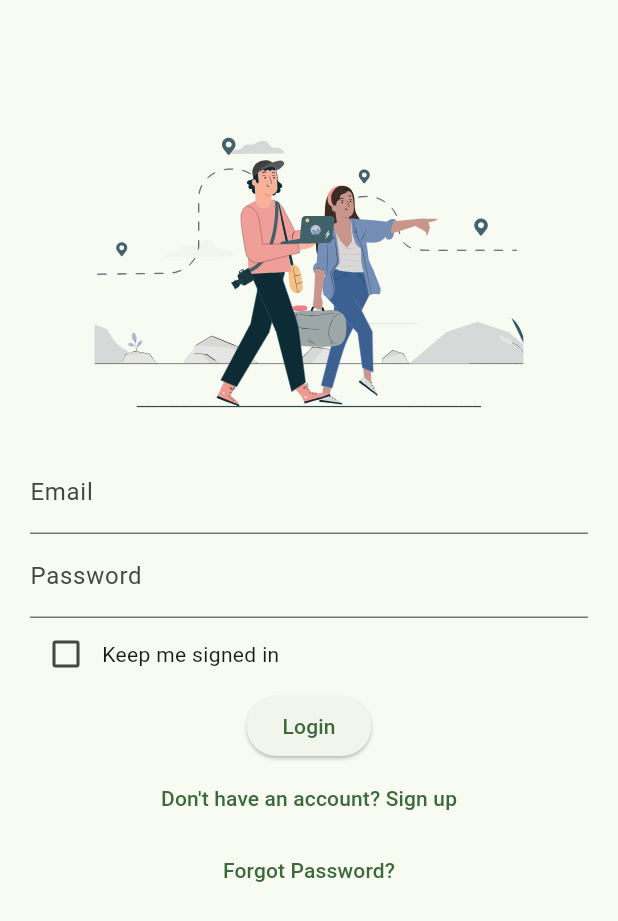
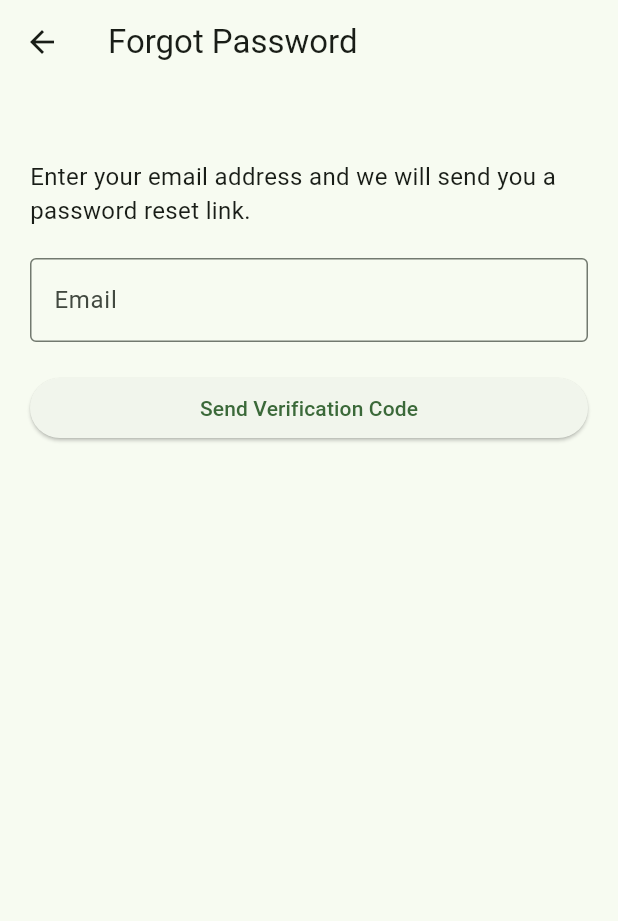
Before and after one commit to Komiyaki/SetaWalk, a Flutter app: the screen it shows after launch, after a tap on "Forgot Password?", on a phone screen of 412 x 824 dp. Shown: the top 921 px of the screen. Run offline on Flutter 3.47's test engine with Material 3 defaults, Android fonts, the phone set to English and light mode, and no system bars; our stand-ins replace geolocator, google_maps_flutter, lottie, supabase_flutter; accounts and stored records are empty.

Commit message:
Added login scrollability and started working on the forget password feature (not yet fully working

```diff
--- a/lib/app.dart
+++ b/lib/app.dart
@@ -1,12 +1,48 @@
+import 'dart:async';
 import 'package:flutter/material.dart';
+import 'package:supabase_flutter/supabase_flutter.dart';
 import 'package:setawalk/features/home/auth/auth_gate.dart';
+import 'package:setawalk/features/home/auth/set_new_password_page.dart';
 
-class SetaWalkApp extends StatelessWidget {
+class SetaWalkApp extends StatefulWidget {
   const SetaWalkApp({super.key});
+
+  @override
+  State<SetaWalkApp> createState() => _SetaWalkAppState();
+}
+
+class _SetaWalkAppState extends State<SetaWalkApp> {
+  final GlobalKey<NavigatorState> navigatorKey = GlobalKey<NavigatorState>();
+  late final StreamSubscription<AuthState> _authSubscription;
+
+  @override
+  void initState() {
+    super.initState();
+
+    _authSubscription =
+        Supabase.instance.client.auth.onAuthStateChange.listen((data) {
+      final event = data.event;
+
+      if (event == AuthChangeEvent.passwordRecovery) {
+        navigatorKey.currentState?.push(
+          MaterialPageRoute(
+            builder: (_) => const SetNewPasswordPage(),
+          ),
+        );
+      }
+    });
+  }
+
+  @override
+  void dispose() {
+    _authSubscription.cancel();
+    super.dispose();
+  }
 
   @override
   Widget build(BuildContext context) {
     return MaterialApp(
+      navigatorKey: navigatorKey,
       debugShowCheckedModeBanner: false,
       title: 'SetaWalk',
       theme: ThemeData(
--- /dev/null
+++ b/lib/features/home/auth/forgot_password_page.dart
@@ -0,0 +1,104 @@
+import 'package:flutter/material.dart';
+import 'package:supabase_flutter/supabase_flutter.dart';
+
+class ForgotPasswordPage extends StatefulWidget {
+  const ForgotPasswordPage({super.key});
+
+  @override
+  State<ForgotPasswordPage> createState() => _ForgotPasswordPageState();
+}
+
+class _ForgotPasswordPageState extends State<ForgotPasswordPage> {
+  final emailController = TextEditingController();
+  bool loading = false;
+
+  @override
+  void dispose() {
+    emailController.dispose();
+    super.dispose();
+  }
+
+  Future<void> sendRecoveryEmail() async {
+    final email = emailController.text.trim().toLowerCase();
+
+    if (email.isEmpty) {
+      ScaffoldMessenger.of(context).showSnackBar(
+        const SnackBar(content: Text('Please enter your email address.')),
+      );
+      return;
+    }
+
+    setState(() => loading = true);
+
+    try {
+      await Supabase.instance.client.auth.resetPasswordForEmail(
+        email,
+        redirectTo: 'setawalk://reset-password',
+      );
+
+      if (!mounted) return;
+      ScaffoldMessenger.of(context).showSnackBar(
+        const SnackBar(
+          content: Text('Password reset email sent. Please check your inbox.'),
+        ),
+      );
+
+      Navigator.pop(context);
+    } on AuthException catch (e) {
+      if (!mounted) return;
+      ScaffoldMessenger.of(
+        context,
+      ).showSnackBar(SnackBar(content: Text(e.message)));
+    } catch (e) {
+      if (!mounted) return;
+      ScaffoldMessenger.of(
+        context,
+      ).showSnackBar(SnackBar(content: Text('Something went wrong: $e')));
+    } finally {
+      if (mounted) setState(() => loading = false);
+    }
+  }
+
+  @override
+  Widget build(BuildContext context) {
+    return Scaffold(
+      appBar: AppBar(title: const Text('Forgot Password')),
+      body: SafeArea(
+        child: SingleChildScrollView(
+          keyboardDismissBehavior: ScrollViewKeyboardDismissBehavior.manual,
+          padding: EdgeInsets.only(
+            left: 20,
+            right: 20,
+            top: 20,
+            bottom: MediaQuery.of(context).viewInsets.bottom + 20,
+          ),
+          child: Column(
+            crossAxisAlignment: CrossAxisAlignment.stretch,
+            children: [
+              const SizedBox(height: 30),
+              const Text(
+                'Enter your email address and we will send you a password reset link.',
+                style: TextStyle(fontSize: 16),
+              ),
+              const SizedBox(height: 20),
+              TextField(
+                controller: emailController,
+                keyboardType: TextInputType.emailAddress,
+                autofillHints: const [AutofillHints.email],
+                decoration: const InputDecoration(
+                  labelText: 'Email',
+                  border: OutlineInputBorder(),
+                ),
+              ),
+              const SizedBox(height: 20),
+              ElevatedButton(
+                onPressed: loading ? null : sendRecoveryEmail,
+                child: Text(loading ? 'Sending...' : 'Send Verification Code'),
+              ),
+            ],
+          ),
+        ),
+      ),
+    );
+  }
+}
--- a/lib/features/home/auth/login_page.dart
+++ b/lib/features/home/auth/login_page.dart
@@ -1,6 +1,7 @@
 import 'package:flutter/material.dart';
 import 'package:lottie/lottie.dart';
 import 'package:supabase_flutter/supabase_flutter.dart';
+import 'forgot_password_page.dart';
 
 class LoginPage extends StatefulWidget {
   const LoginPage({super.key});
@@ -40,30 +41,32 @@ class _LoginPageState extends State<LoginPage> {
         );
       }
     } catch (e) {
-      ScaffoldMessenger.of(context)
-          .showSnackBar(SnackBar(content: Text(e.toString())));
+      ScaffoldMessenger.of(
+        context,
+      ).showSnackBar(SnackBar(content: Text(e.toString())));
     }
 
     setState(() => loading = false);
   }
 
-  Future<void> resetPassword() async {
-    await supabase.auth.resetPasswordForEmail(emailController.text);
-    ScaffoldMessenger.of(context).showSnackBar(
-      const SnackBar(content: Text("Password reset email sent")),
-    );
-  }
-
   @override
   Widget build(BuildContext context) {
     return Scaffold(
-      body: Padding(
-        padding: const EdgeInsets.all(20),
+      resizeToAvoidBottomInset: true,
+      body: SafeArea(
+        child: SingleChildScrollView(
+          keyboardDismissBehavior: ScrollViewKeyboardDismissBehavior.manual,
+          padding: EdgeInsets.only(
+            left: 20,
+            right: 20,
+            top: 20,
+            bottom: MediaQuery.of(context).viewInsets.bottom + 20,
+          ),
           child: Column(
+            crossAxisAlignment: CrossAxisAlignment.stretch,
             children: [
               const SizedBox(height: 60),
 
-            /// 🔥 LOTTIE
               Lottie.asset('assets/lottie/login.json', height: 200),
 
               const SizedBox(height: 20),
@@ -73,19 +76,26 @@ class _LoginPageState extends State<LoginPage> {
                 decoration: const InputDecoration(labelText: "Email"),
               ),
 
+              const SizedBox(height: 12),
+
               TextField(
                 controller: passwordController,
                 obscureText: true,
                 decoration: const InputDecoration(labelText: "Password"),
               ),
 
-            if (!isLogin)
+              if (!isLogin) ...[
+                const SizedBox(height: 12),
                 TextField(
                   controller: confirmController,
                   obscureText: true,
-                decoration:
-                    const InputDecoration(labelText: "Confirm Password"),
+                  decoration: const InputDecoration(
+                    labelText: "Confirm Password",
                   ),
+                ),
+              ],
+
+              const SizedBox(height: 12),
 
               Row(
                 children: [
@@ -95,9 +105,11 @@ class _LoginPageState extends State<LoginPage> {
                       setState(() => keepSignedIn = val ?? false);
                     },
                   ),
-                const Text("Keep me signed in")
+                  const Text("Keep me signed in"),
                 ],
               ),
+
+              const SizedBox(height: 12),
 
               ElevatedButton(
                 onPressed: loading ? null : handleAuth,
@@ -106,19 +118,29 @@ class _LoginPageState extends State<LoginPage> {
 
               TextButton(
                 onPressed: () => setState(() => isLogin = !isLogin),
-              child: Text(isLogin
+                child: Text(
+                  isLogin
                       ? "Don't have an account? Sign up"
-                  : "Already have an account? Login"),
+                      : "Already have an account? Login",
+                ),
               ),
 
               if (isLogin)
                 TextButton(
-                onPressed: resetPassword,
+                  onPressed: () {
+                    Navigator.push(
+                      context,
+                      MaterialPageRoute(
+                        builder: (_) => const ForgotPasswordPage(),
+                      ),
+                    );
+                  },
                   child: const Text("Forgot Password?"),
                 ),
             ],
           ),
         ),
+      ),
     );
   }
 }
```
Also changed, not shown: lib/features/home/auth/set_new_password_page.dart (added, +130 -0 lines), 1 other file. Lines whose indentation alone changed are shown as unchanged.
